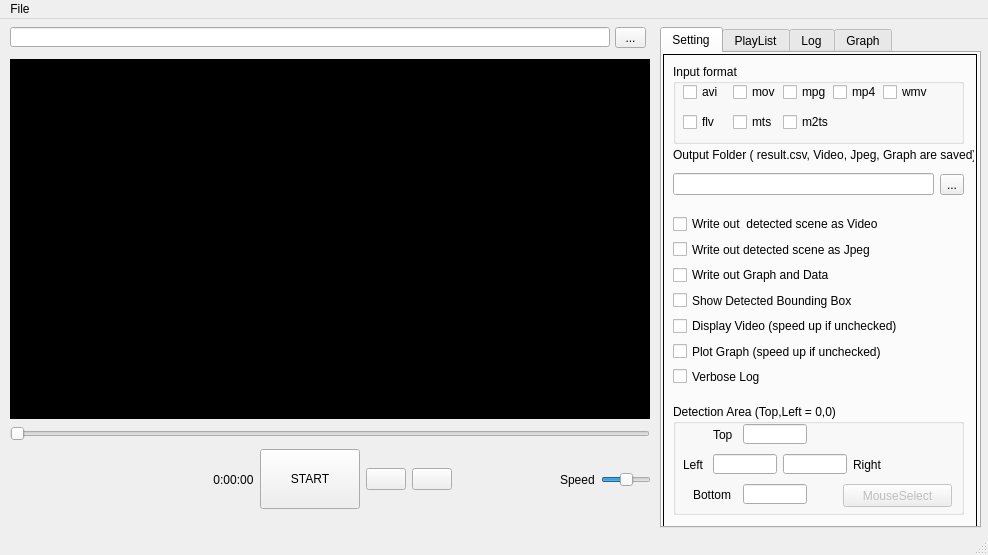
First picture: the form in video_detectUI.ui, repository tmizu23/video_detect, before the edit.
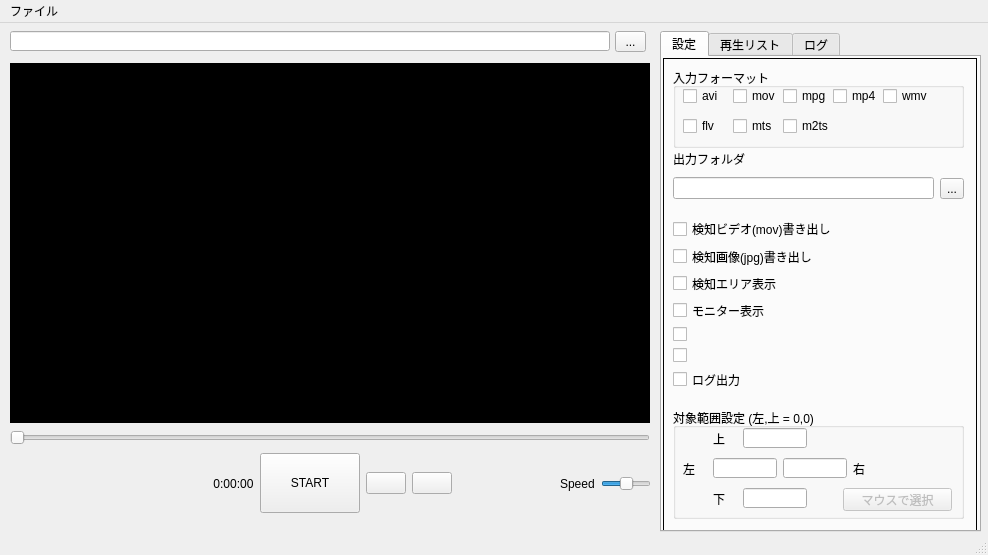
Second picture: the form after the edit. Icons and pictures are not drawn. Custom widgets are drawn as their Qt base class.

Commit message: delete graph

The edit to the form file:
```diff
--- a/video_detectUI.ui
+++ b/video_detectUI.ui
@@ -34,7 +34,7 @@
     </property>
     <widget class="QWidget" name="Setting_tab">
      <attribute name="title">
-      <string>Setting</string>
+      <string>設定</string>
      </attribute>
      <widget class="QFrame" name="frame">
       <property name="geometry">
@@ -64,7 +64,7 @@
         <item>
          <widget class="QCheckBox" name="writevideo_checkBox">
           <property name="text">
-           <string>Write out  detected scene as Video</string>
+           <string>検知ビデオ(mov)書き出し</string>
           </property>
           <property name="checkable">
            <bool>true</bool>
@@ -77,7 +77,7 @@
         <item>
          <widget class="QCheckBox" name="writejpg_checkBox">
           <property name="text">
-           <string>Write out detected scene as Jpeg</string>
+           <string>検知画像(jpg)書き出し</string>
           </property>
           <property name="checkable">
            <bool>true</bool>
@@ -87,38 +87,38 @@
           </property>
          </widget>
         </item>
-        <item>
-         <widget class="QCheckBox" name="writegraph_checkBox">
-          <property name="text">
-           <string>Write out Graph and Data</string>
-          </property>
-         </widget>
-        </item>
         <item>
          <widget class="QCheckBox" name="bounding_checkBox">
           <property name="text">
-           <string>Show Detected Bounding Box</string>
+           <string>検知エリア表示</string>
           </property>
          </widget>
         </item>
         <item>
          <widget class="QCheckBox" name="display_checkBox">
           <property name="text">
-           <string>Display Video (speed up if unchecked)</string>
+           <string>モニター表示</string>
+          </property>
+         </widget>
+        </item>
+        <item>
+         <widget class="QCheckBox" name="writegraph_checkBox">
+          <property name="text">
+           <string/>
           </property>
          </widget>
         </item>
         <item>
          <widget class="QCheckBox" name="plotgraph_checkBox">
           <property name="text">
-           <string>Plot Graph (speed up if unchecked)</string>
+           <string/>
           </property>
          </widget>
         </item>
         <item>
          <widget class="QCheckBox" name="verbose_checkBox">
           <property name="text">
-           <string>Verbose Log</string>
+           <string>ログ出力</string>
           </property>
          </widget>
         </item>
@@ -134,7 +134,7 @@
         </rect>
        </property>
        <property name="title">
-        <string>Detection Area (Top,Left = 0,0)</string>
+        <string>対象範囲設定 (左,上 = 0,0)</string>
        </property>
        <widget class="QPushButton" name="detectionArea_Button">
         <property name="enabled">
@@ -149,7 +149,7 @@
          </rect>
         </property>
         <property name="text">
-         <string>MouseSelect</string>
+         <string>マウスで選択</string>
         </property>
        </widget>
        <widget class="QLineEdit" name="detectionTop_Edit">
@@ -205,20 +205,20 @@
          </rect>
         </property>
         <property name="text">
-         <string>Top</string>
+         <string>上</string>
         </property>
        </widget>
        <widget class="QLabel" name="label_6">
         <property name="geometry">
          <rect>
-          <x>20</x>
+          <x>40</x>
           <y>80</y>
-          <width>41</width>
+          <width>16</width>
           <height>21</height>
          </rect>
         </property>
         <property name="text">
-         <string>Bottom</string>
+         <string>下</string>
         </property>
        </widget>
        <widget class="QLabel" name="label_4">
@@ -231,7 +231,7 @@
          </rect>
         </property>
         <property name="text">
-         <string>Left</string>
+         <string>左</string>
         </property>
        </widget>
        <widget class="QLabel" name="label_5">
@@ -244,7 +244,7 @@
          </rect>
         </property>
         <property name="text">
-         <string>Right</string>
+         <string>右</string>
         </property>
        </widget>
       </widget>
@@ -287,7 +287,7 @@
         </rect>
        </property>
        <property name="text">
-        <string>Output Folder ( result.csv, Video, Jpeg, Graph are saved)</string>
+        <string>出力フォルダ</string>
        </property>
       </widget>
       <widget class="QGroupBox" name="groupBox_3">
@@ -300,7 +300,7 @@
         </rect>
        </property>
        <property name="title">
-        <string>Input format</string>
+        <string>入力フォーマット</string>
        </property>
        <widget class="QCheckBox" name="avi_checkBox">
         <property name="enabled">
@@ -417,7 +417,7 @@
     </widget>
     <widget class="QWidget" name="PlayList_tab">
      <attribute name="title">
-      <string>PlayList</string>
+      <string>再生リスト</string>
      </attribute>
      <widget class="QTreeView" name="treeView">
       <property name="geometry">
@@ -438,7 +438,7 @@
     </widget>
     <widget class="QWidget" name="Log_tab">
      <attribute name="title">
-      <string>Log</string>
+      <string>ログ</string>
      </attribute>
      <widget class="QTextEdit" name="logEdit">
       <property name="geometry">
@@ -476,31 +476,6 @@
       </property>
      </widget>
     </widget>
-    <widget class="QWidget" name="tab">
-     <attribute name="title">
-      <string>Graph</string>
-     </attribute>
-     <widget class="MatplotlibWidget" name="graph1_plot">
-      <property name="geometry">
-       <rect>
-        <x>0</x>
-        <y>0</y>
-        <width>320</width>
-        <height>240</height>
-       </rect>
-      </property>
-     </widget>
-     <widget class="MatplotlibWidget" name="graph2_plot">
-      <property name="geometry">
-       <rect>
-        <x>0</x>
-        <y>242</y>
-        <width>320</width>
-        <height>240</height>
-       </rect>
-      </property>
-     </widget>
-    </widget>
    </widget>
    <widget class="QLabel" name="videoFrame">
     <property name="geometry">
@@ -764,12 +739,12 @@
      <x>0</x>
      <y>0</y>
      <width>988</width>
-     <height>24</height>
+     <height>21</height>
     </rect>
    </property>
    <widget class="QMenu" name="menuFile">
     <property name="title">
-     <string>File</string>
+     <string>ファイル</string>
     </property>
     <addaction name="actionOpen_Folder"/>
     <addaction name="actionWebCam"/>
@@ -802,13 +777,6 @@
    </property>
   </action>
  </widget>
- <customwidgets>
-  <customwidget>
-   <class>MatplotlibWidget</class>
-   <extends>QWidget</extends>
-   <header>matplotlibwidget</header>
-  </customwidget>
- </customwidgets>
  <resources>
   <include location="video_detect.qrc"/>
  </resources>
```
Left out of the diff: 8 changed lines with no effect on the pictures. The commit also changes 2 other files.
